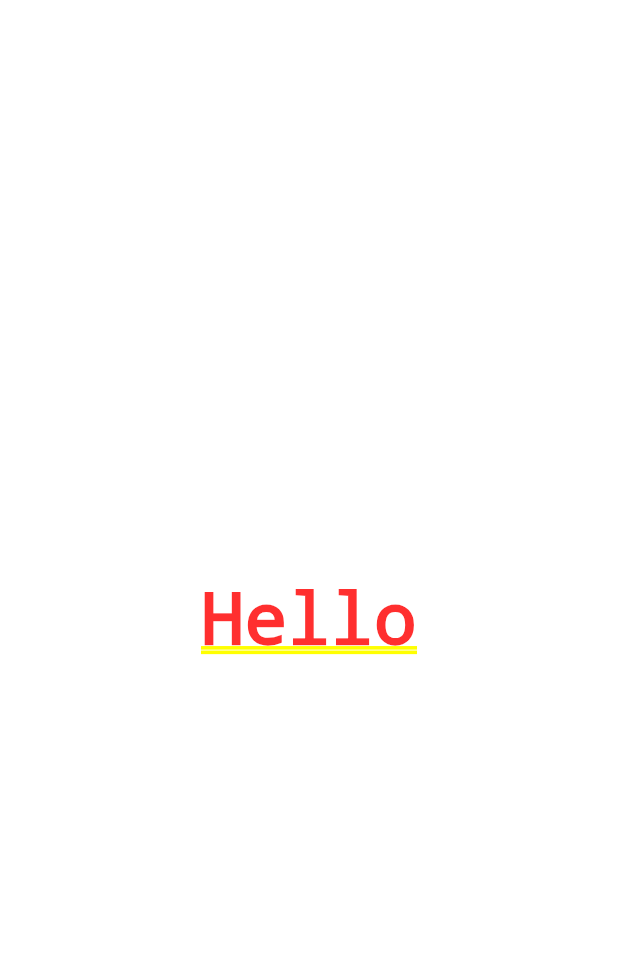
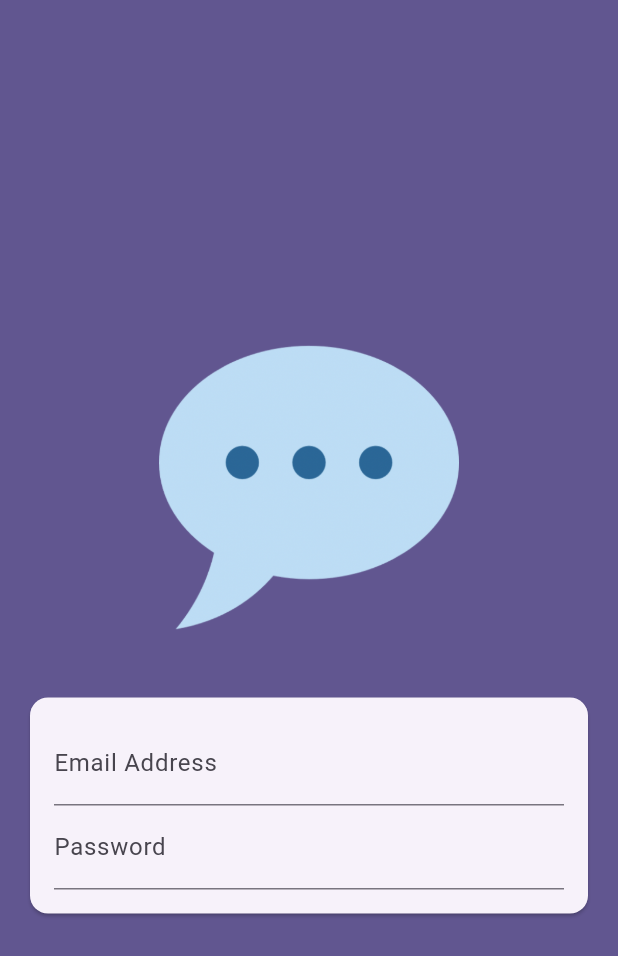
Before and after one commit to kotomoto/chat-app-flutter, a Flutter app: the screen it shows after launch, on a phone screen of 412 x 824 dp. Shown: the top 956 px of the screen. Run offline on Flutter 3.47's test engine with Material 3 defaults, Android fonts, the phone set to English and light mode, and no system bars.

Commit message:
Add dummy auth screen

```diff
--- a/lib/main.dart
+++ b/lib/main.dart
@@ -1,3 +1,4 @@
+import 'package:chat_app/screens/auth.dart';
 import 'package:flutter/material.dart';
 
 void main() {
@@ -14,9 +15,7 @@ class App extends StatelessWidget {
       theme: ThemeData().copyWith(
         colorScheme: ColorScheme.fromSeed(seedColor: const Color.fromARGB(255, 63, 17, 177)),
       ),
-      home: Center(
-        child: Text('Hello'),
-      ),
+      home: const AuthScreen(),
     );
   }
 }
--- /dev/null
+++ b/lib/screens/auth.dart
@@ -0,0 +1,63 @@
+import 'package:flutter/material.dart';
+
+class AuthScreen extends StatefulWidget {
+  const AuthScreen({super.key});
+
+  @override
+  State<AuthScreen> createState() {
+    return _AuthScreenState();
+  }
+}
+
+class _AuthScreenState extends State<AuthScreen> {
+  @override
+  Widget build(BuildContext context) {
+    return Scaffold(
+      backgroundColor: Theme.of(context).colorScheme.primary,
+      body: Center(
+        child: SingleChildScrollView(
+          child: Column(
+            mainAxisAlignment: MainAxisAlignment.center,
+            children: [
+              Container(
+                margin: const EdgeInsets.only(
+                  top: 30,
+                  bottom: 20,
+                  left: 20,
+                  right: 20,
+                ),
+                width: 200,
+                child: Image.asset('assets/images/chat.png'),
+              ),
+              Card(
+                margin: const EdgeInsets.all(20),
+                child: SingleChildScrollView(
+                  child: Padding(
+                    padding: const EdgeInsets.all(16),
+                    child: Form(
+                      child: Column(
+                        mainAxisSize: MainAxisSize.min,
+                        children: [
+                          TextFormField(
+                            decoration: const InputDecoration(labelText: 'Email Address'),
+                            keyboardType: TextInputType.emailAddress,
+                            autocorrect: false,
+                            textCapitalization: TextCapitalization.none,
+                          ),
+                          TextFormField(
+                            decoration: const InputDecoration(labelText: 'Password'),
+                            obscureText: true,
+                          )
+                        ],
+                      ),
+                    ),
+                  ),
+                ),
+              ),
+            ],
+          ),
+        ),
+      ),
+    );
+  }
+}
--- a/pubspec.yaml
+++ b/pubspec.yaml
@@ -59,8 +59,8 @@ flutter:
   uses-material-design: true
 
   # To add assets to your application, add an assets section, like this:
-  # assets:
-  #   - images/a_dot_burr.jpeg
+  assets:
+    - assets/images/chat.png
   #   - images/a_dot_ham.jpeg
 
   # An image asset can refer to one or more resolution-specific "variants", see
```
Also changed, not shown: assets/images/chat.png (added).
